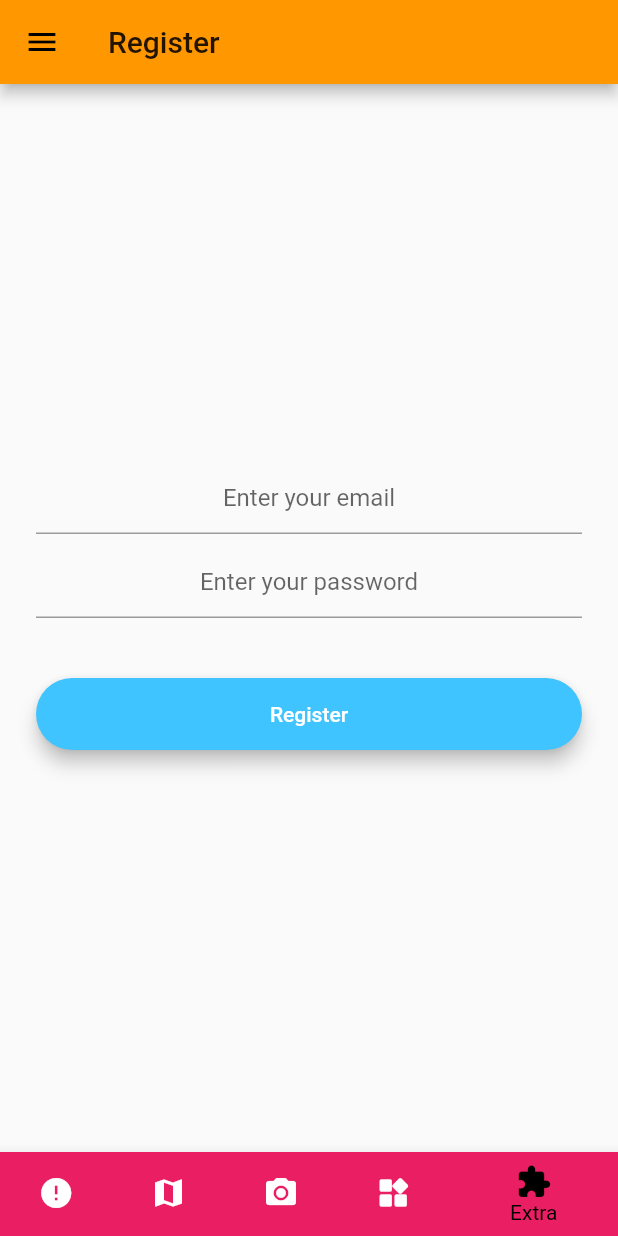
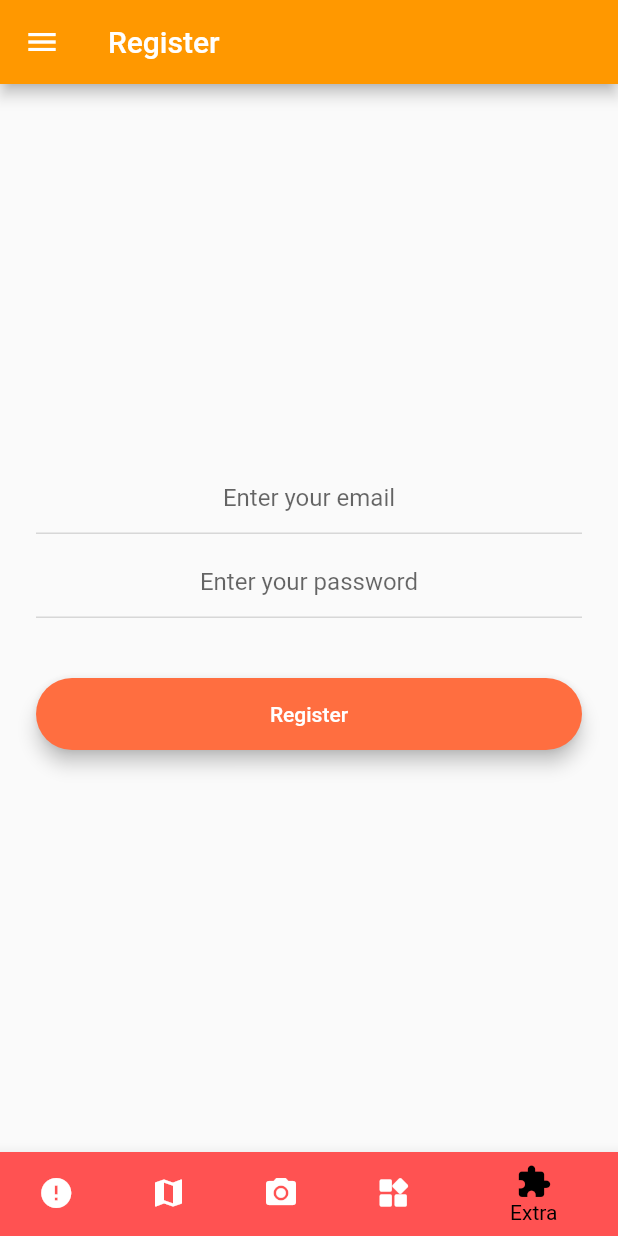
Before and after one commit to mysticeti/flutter_sandbox, a Flutter app: the screen it shows after launch, in the side drawer, after a tap on "Register", on a phone screen of 412 x 824 dp. Run offline on Flutter 3.47's test engine with Material 2 defaults, Android fonts, the phone set to English and light mode, and no system bars; our stand-ins replace camera, cloud_firestore, cloud_functions, date_format, firebase_auth, firebase_core and 5 more; missing offline and left inert: mapbox_gl; accounts and stored records are empty.

Commit message:
Update color scheme (#66)
* Update color scheme

* add color constants for easier manipulation.

```diff
--- /dev/null
+++ b/lib/constants.dart
@@ -0,0 +1,5 @@
+import 'package:flutter/material.dart';
+
+Color kPrimary = Colors.orange;
+Color kSecondary = Colors.deepOrangeAccent;
+Color kSliderInActiveColor = Colors.red.shade100;
--- a/lib/firebase_auth/firebase_auth_login_page.dart
+++ b/lib/firebase_auth/firebase_auth_login_page.dart
@@ -59,7 +59,7 @@ class _FirebaseAuthLoginPageState extends State<FirebaseAuthLoginPage> {
         bodyWidget = Center(
           child: RoundedButton(
             title: 'Sign out',
-            colour: Colors.lightBlueAccent,
+            colour: Colors.deepOrangeAccent,
             onPressed: () {
               _auth.signOut();
               authProvider.setUserLoginStatus = false;
@@ -100,7 +100,7 @@ class _FirebaseAuthLoginPageState extends State<FirebaseAuthLoginPage> {
                 ),
                 RoundedButton(
                   title: 'Log In',
-                  colour: Colors.lightBlueAccent,
+                  colour: Colors.deepOrangeAccent,
                   onPressed: () async {
                     if (email.isNotEmpty && password.isNotEmpty) {
                       setState(() {
--- a/lib/firebase_auth/firebase_auth_page.dart
+++ b/lib/firebase_auth/firebase_auth_page.dart
@@ -46,7 +46,7 @@ class FirebaseAuthLoggedOutState extends StatelessWidget {
           children: <Widget>[
             RoundedButton(
               title: 'Log In',
-              colour: Colors.lightBlueAccent,
+              colour: Colors.deepOrangeAccent,
               onPressed: () {
                 if (args != null) {
                   Navigator.pushNamed(context, FirebaseAuthLoginPage.id,
@@ -58,7 +58,7 @@ class FirebaseAuthLoggedOutState extends StatelessWidget {
             ),
             RoundedButton(
               title: 'Register',
-              colour: Colors.lightBlueAccent,
+              colour: Colors.deepOrangeAccent,
               onPressed: () {
                 if (args != null) {
                   Navigator.pushNamed(context, FirebaseAuthRegistrationPage.id,
--- a/lib/firebase_auth/firebase_auth_register_page.dart
+++ b/lib/firebase_auth/firebase_auth_register_page.dart
@@ -62,7 +62,7 @@ class _FirebaseAuthRegistrationPageState
         bodyWidget = Center(
           child: RoundedButton(
             title: 'Sign out',
-            colour: Colors.lightBlueAccent,
+            colour: Colors.deepOrangeAccent,
             onPressed: () {
               _auth.signOut();
               authProvider.setUserLoginStatus = false;
@@ -103,7 +103,7 @@ class _FirebaseAuthRegistrationPageState
                 ),
                 RoundedButton(
                   title: 'Register',
-                  colour: Colors.lightBlueAccent,
+                  colour: Colors.deepOrangeAccent,
                   onPressed: () async {
                     setState(() {
                       showSpinner = true;
--- a/lib/firebase_auth/firebase_auth_signed_in_page.dart
+++ b/lib/firebase_auth/firebase_auth_signed_in_page.dart
@@ -26,7 +26,7 @@ class FirebaseAuthSignedInPage extends StatelessWidget {
             ),
             RoundedButton(
               title: 'Sign out',
-              colour: Colors.lightBlueAccent,
+              colour: Colors.deepOrangeAccent,
               onPressed: () {
                 _auth.signOut();
                 Navigator.pop(context);
--- a/lib/firebase_firestore/firestore_page.dart
+++ b/lib/firebase_firestore/firestore_page.dart
@@ -2,6 +2,7 @@ import 'package:cloud_firestore/cloud_firestore.dart';
 import 'package:firebase_auth/firebase_auth.dart';
 import 'package:flutter/material.dart';
 import 'package:flutter_sandbox/auth.dart';
+import 'package:flutter_sandbox/constants.dart';
 import 'package:flutter_sandbox/pageNavigatorCustom.dart';
 import 'package:provider/provider.dart';
 
@@ -123,6 +124,7 @@ class _FirestorePageViewState extends State<FirestorePageView> {
                 style: TextStyle(fontSize: 20),
               ),
               Switch.adaptive(
+                activeColor: kPrimary,
                 value: isInEditingMode,
                 onChanged: (bool newValue) {
                   setState(() {
--- a/lib/home_page.dart
+++ b/lib/home_page.dart
@@ -133,31 +133,30 @@ class BottonNavBarView extends StatelessWidget {
     }
 
     return BottomNavigationBar(
-      items: const <BottomNavigationBarItem>[
+      items: <BottomNavigationBarItem>[
         BottomNavigationBarItem(
           icon: Icon(Icons.error),
           label: 'Crashlytics',
-          backgroundColor: Colors.pink,
+          backgroundColor: Theme.of(context).accentColor,
         ),
         BottomNavigationBarItem(
           icon: Icon(Icons.map),
           label: 'Mapbox',
-          backgroundColor: Colors.pink,
+          backgroundColor: Theme.of(context).accentColor,
         ),
         BottomNavigationBarItem(
-          icon: Icon(Icons.camera_alt),
-          label: 'Camera',
-          backgroundColor: Colors.pink,
-        ),
+            icon: Icon(Icons.camera_alt),
+            label: 'Camera',
+            backgroundColor: Theme.of(context).accentColor,),
         BottomNavigationBarItem(
           icon: Icon(Icons.widgets_rounded),
           label: 'Basic Widgets',
-          backgroundColor: Colors.pink,
+          backgroundColor: Theme.of(context).accentColor,
         ),
         BottomNavigationBarItem(
           icon: Icon(Icons.extension_rounded),
           label: 'Extra',
-          backgroundColor: Colors.pink,
+          backgroundColor: Theme.of(context).accentColor,
         ),
       ],
       currentIndex: (currentPageIndex < 4) ? currentPageIndex : 4,
--- a/lib/main.dart
+++ b/lib/main.dart
@@ -6,6 +6,7 @@ import 'package:flutter/foundation.dart';
 import 'package:flutter/material.dart';
 import 'package:flutter_sandbox/auth.dart';
 import 'package:flutter_sandbox/camera/camera_page.dart';
+import 'package:flutter_sandbox/constants.dart';
 import 'package:flutter_sandbox/firebase_auth/firebase_auth_login_page.dart';
 import 'package:flutter_sandbox/firebase_auth/firebase_auth_page.dart';
 import 'package:flutter_sandbox/firebase_auth/firebase_auth_register_page.dart';
@@ -48,8 +49,28 @@ class MyApp extends StatelessWidget {
       child: MaterialApp(
         debugShowCheckedModeBanner: false,
         title: 'Flutter Sandbox',
-        theme: ThemeData(
-          primarySwatch: Colors.orange,
+        theme: ThemeData.light().copyWith(
+          colorScheme: ColorScheme(
+              primary: kPrimary,
+              primaryVariant: Colors.orange.shade300,
+              secondary: kSecondary,
+              secondaryVariant: Colors.deepOrangeAccent.shade400,
+              surface: Colors.white,
+              background: Colors.white,
+              error: Colors.redAccent,
+              onPrimary: Colors.black,
+              onSecondary: Colors.white,
+              onSurface: Colors.grey,
+              onBackground: Colors.grey,
+              onError: Colors.white,
+              brightness: Brightness.light),
+          primaryColorDark: Color(0xFFF57C00),
+          primaryColorLight: Color(0xFFFFE0B2),
+          primaryColor: Color(0xFFFF9800),
+          accentColor: Color(0xFFFF5252),
+          dividerColor: Color(0xFFBDBDBD),
+          bottomAppBarColor: Color(0xFFFF5252),
+          buttonColor: Color(0xFFFF5252),
         ),
         initialRoute: HomePage.id,
         routes: {
```
Also changed, not shown: lib/basic_widget/basic_widget_page.dart (+8 -0 lines).
